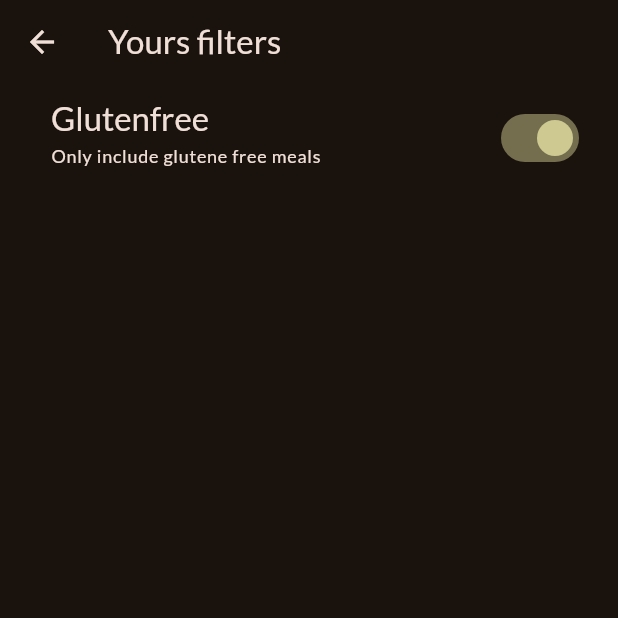
After one commit to ramrshrcg/fluttermealapp, a Flutter app: the Filterscreen screen opened directly, after a tap on "Glutenfree", on a phone screen of 412 x 824 dp, the top half of it. The commit adds this screen. Run offline on Flutter 3.47's test engine with Material 3 defaults, Android fonts, the phone set to English and light mode, and no system bars; our stand-ins replace google_fonts, transparent_image.

Commit message:
filterscreen

```diff
--- /dev/null
+++ b/lib/screens/filters_screen.dart
@@ -0,0 +1,49 @@
+import 'package:flutter/material.dart';
+
+class Filterscreen extends StatefulWidget {
+  const Filterscreen({super.key});
+
+  @override
+  State<StatefulWidget> createState() {
+    return _FilterscreenStateState();
+  }
+}
+
+class _FilterscreenStateState extends State<Filterscreen> {
+  var _glutenefreeset = false;
+
+  @override
+  Widget build(BuildContext context) {
+    return Scaffold(
+      appBar: AppBar(
+        title:const  Text('Yours filters'),
+      ),
+      body: Column(
+        children: [
+          SwitchListTile(
+            value: _glutenefreeset,
+            onChanged: (ischecked) {
+              setState(() {
+                _glutenefreeset=ischecked;
+              });
+            },
+            title: Text(
+              'Glutenfree',
+              style: Theme.of(context).textTheme.titleLarge!.copyWith(
+                    color: Theme.of(context).colorScheme.onBackground,
+                  ),
+            ),
+            subtitle: Text(
+              'Only include glutene free meals ',
+              style: Theme.of(context).textTheme.labelMedium!.copyWith(
+                    color: Theme.of(context).colorScheme.onBackground,
+                  ),
+            ),
+            activeColor: Theme.of(context).colorScheme.tertiary,
+            contentPadding: const EdgeInsets.only(left: 34, right: 22),
+          ),
+        ],
+      ),
+    );
+  }
+}
--- a/lib/widgets/main_drawre.dart
+++ b/lib/widgets/main_drawre.dart
@@ -1,7 +1,8 @@
 import 'package:flutter/material.dart';
 
 class ManiDrawer extends StatelessWidget {
-  const ManiDrawer({super.key});
+  const ManiDrawer({super.key, required this.onSelectscreen});
+  final  void Function (String identifire) onSelectscreen;
 
   @override
   Widget build(BuildContext context) {
@@ -56,7 +57,7 @@ class ManiDrawer extends StatelessWidget {
                   .titleSmall!
                   .copyWith(color: Theme.of(context).colorScheme.primary,fontSize: 24),
             ),
-            onTap: () {},
+            onTap: () {onSelectscreen('meals');},
           ),
            ListTile(
             leading: Icon(
@@ -71,7 +72,7 @@ class ManiDrawer extends StatelessWidget {
                   .titleSmall!
                   .copyWith(color: Theme.of(context).colorScheme.primary,fontSize: 24),
             ),
-            onTap: () {},
+            onTap: () {onSelectscreen('filters');},
           ),
         ],
       ),
```
Also changed, not shown: lib/screens/tabs.dart (+18 -3 lines).
